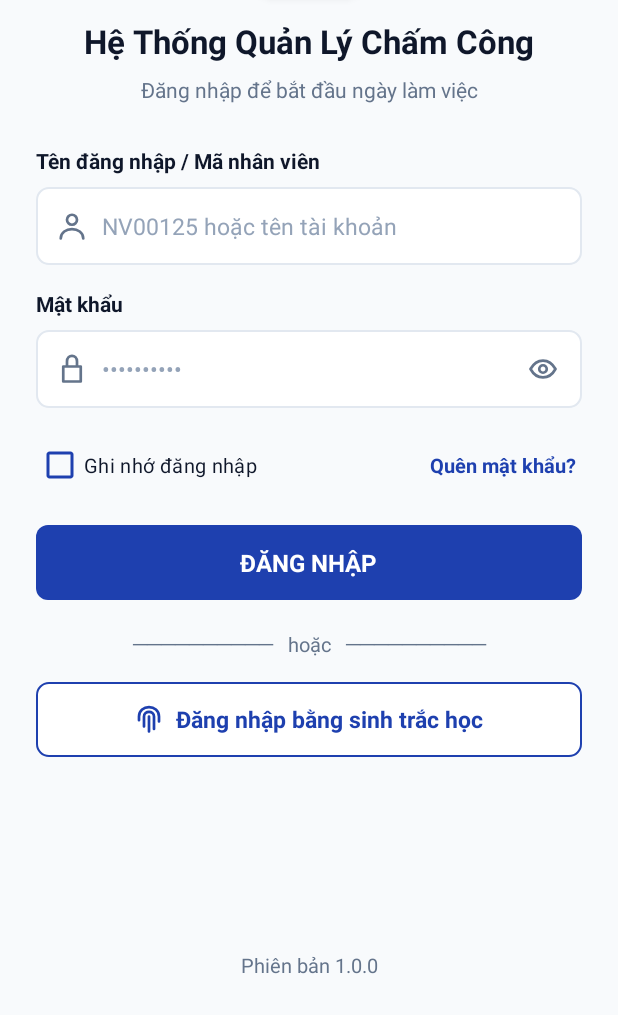
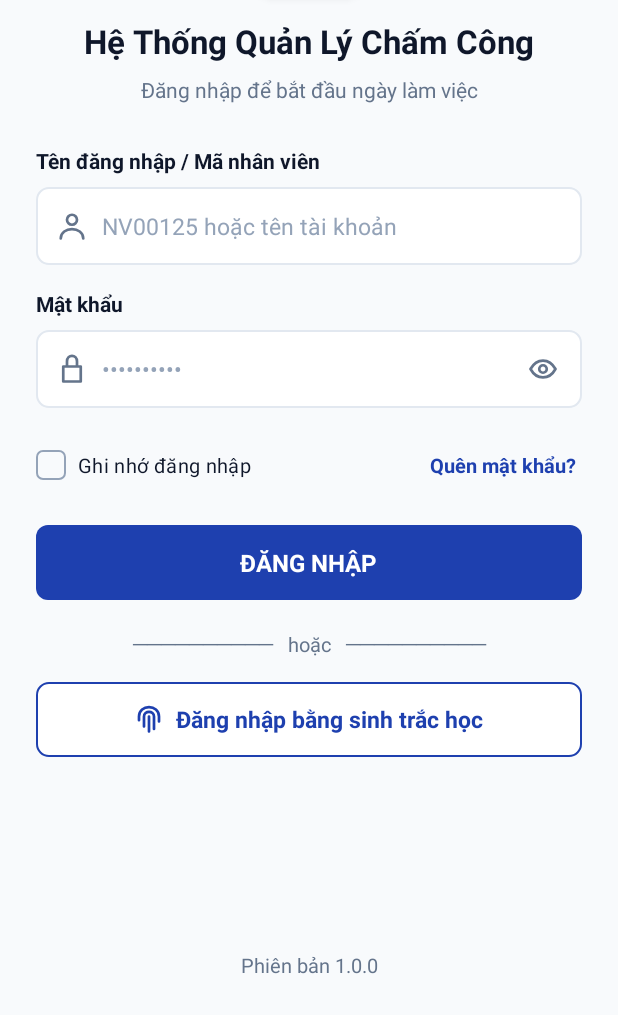
Before and after one commit to Mainca123/HRM-app, an Android app: the LoginActivity screen opened directly, with no data from a screen before it, on a phone screen of 412 x 824 dp, the part 221-1236 px from its top. Run offline under Robolectric (Android 15) with nearby library versions, the phone set to English and light mode, and no system bars; our stand-ins replace Dagger/Hilt's generated code, Room's generated code.

Commit message:
fix(ui): custom checkbox style with blue square and white checkmark

```diff
--- /dev/null
+++ b/app/src/main/res/drawable/custom_checkbox_selector.xml
@@ -0,0 +1,5 @@
+<?xml version="1.0" encoding="utf-8"?>
+<selector xmlns:android="http://schemas.android.com/apk/res/android">
+    <item android:state_checked="true" android:drawable="@drawable/ic_checkbox_checked" />
+    <item android:drawable="@drawable/ic_checkbox_unchecked" />
+</selector>
--- /dev/null
+++ b/app/src/main/res/drawable/ic_check_white.xml
@@ -0,0 +1,9 @@
+<vector xmlns:android="http://schemas.android.com/apk/res/android"
+    android:width="14dp"
+    android:height="14dp"
+    android:viewportWidth="24"
+    android:viewportHeight="24">
+    <path
+        android:fillColor="#FFFFFF"
+        android:pathData="M9,16.17L4.83,12l-1.42,1.41L9,19 21,7l-1.41,-1.41L9,16.17z" />
+</vector>
--- /dev/null
+++ b/app/src/main/res/drawable/ic_checkbox_checked.xml
@@ -0,0 +1,16 @@
+<?xml version="1.0" encoding="utf-8"?>
+<layer-list xmlns:android="http://schemas.android.com/apk/res/android">
+    <item>
+        <shape android:shape="rectangle">
+            <size android:width="20dp" android:height="20dp" />
+            <corners android:radius="4dp" />
+            <solid android:color="@color/primary_blue" />
+        </shape>
+    </item>
+    <item
+        android:bottom="3dp"
+        android:left="3dp"
+        android:right="3dp"
+        android:top="3dp"
+        android:drawable="@drawable/ic_check_white" />
+</layer-list>
--- /dev/null
+++ b/app/src/main/res/drawable/ic_checkbox_unchecked.xml
@@ -0,0 +1,8 @@
+<?xml version="1.0" encoding="utf-8"?>
+<shape xmlns:android="http://schemas.android.com/apk/res/android"
+    android:shape="rectangle">
+    <size android:width="20dp" android:height="20dp" />
+    <corners android:radius="4dp" />
+    <solid android:color="@android:color/transparent" />
+    <stroke android:width="1.5dp" android:color="#94A3B8" />
+</shape>
--- a/app/src/main/res/layout/activity_login.xml
+++ b/app/src/main/res/layout/activity_login.xml
@@ -184,14 +184,17 @@
             app:layout_constraintStart_toStartOf="parent"
             app:layout_constraintTop_toBottomOf="@id/layoutPassword">
 
-            <CheckBox
+            <com.google.android.material.checkbox.MaterialCheckBox
                 android:id="@+id/cbRememberLogin"
                 android:layout_width="wrap_content"
                 android:layout_height="wrap_content"
-                android:buttonTint="@color/primary_blue"
+                android:button="@drawable/custom_checkbox_selector"
+                android:paddingStart="8dp"
                 android:text="Ghi nhớ đăng nhập"
                 android:textColor="@color/text_primary"
                 android:textSize="13sp"
+                app:buttonTint="@null"
+                app:useMaterialThemeColors="false"
                 app:layout_constraintBottom_toBottomOf="parent"
                 app:layout_constraintStart_toStartOf="parent"
                 app:layout_constraintTop_toTopOf="parent" />
```
